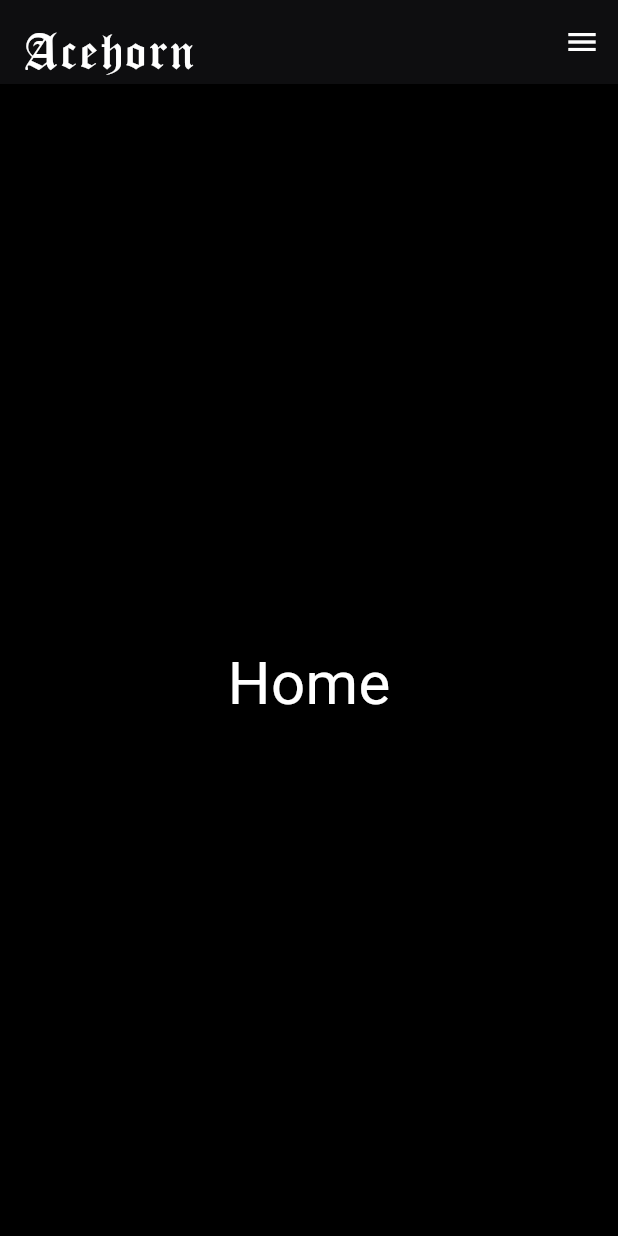
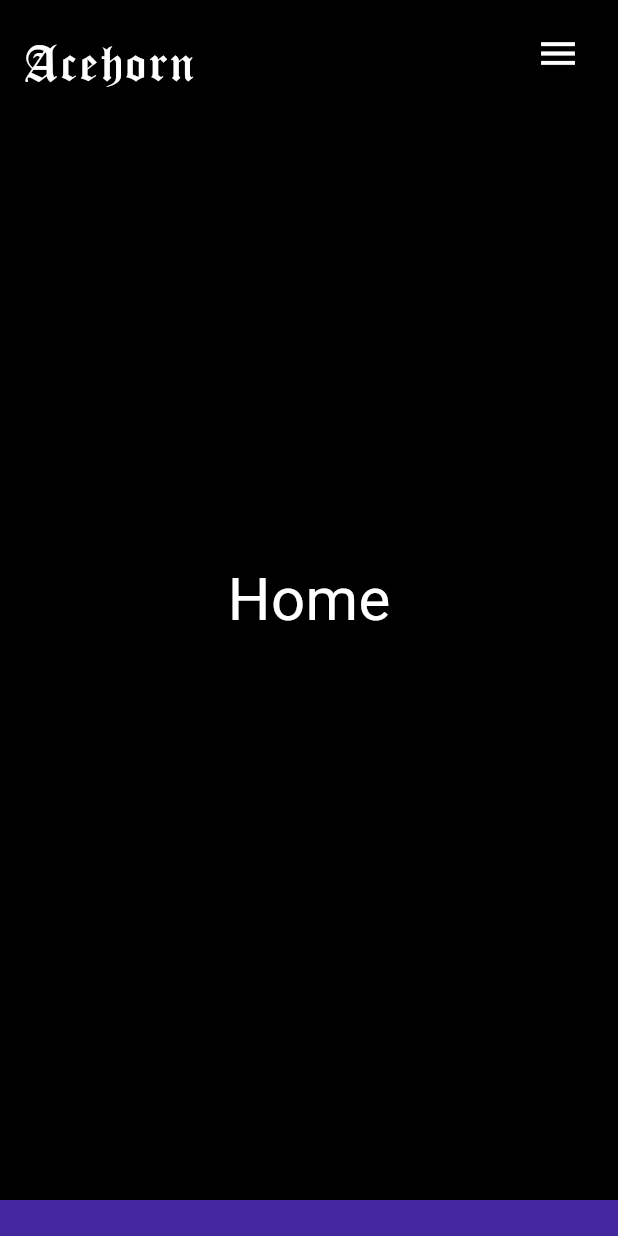
Before and after one commit to Acehorn/acehorn_web, a Flutter app: the screen it shows after launch, on a phone screen of 412 x 824 dp. Run offline on Flutter 3.47's test engine with Material 3 defaults, Android fonts, the phone set to English and light mode, and no system bars; our stand-ins replace fluro.

Commit message:
feat(MainLayout): adding mainlayout to all pages

```diff
--- a/lib/main.dart
+++ b/lib/main.dart
@@ -1,8 +1,6 @@
 import 'package:flutter/material.dart';
 import 'router/router.dart';
 import 'theme/colors.dart';
-import 'ui/widgets/side_menu.dart';
-
 void main() {
   AppRouter.setupRouter();
   runApp(const AcehornApp());
--- a/lib/ui/home_page.dart
+++ b/lib/ui/home_page.dart
@@ -1,9 +1,8 @@
-import 'package:acehornweb/ui/widgets/side_menu.dart';
+import 'package:acehornweb/ui/layout/main_layout.dart';
 import 'package:flutter/material.dart';
 
 class HomePage extends StatefulWidget {
   const HomePage({super.key});
-
   @override
   State<HomePage> createState() => _HomePageState();
 }
@@ -12,34 +11,16 @@ class _HomePageState extends State<HomePage> {
   final ScrollController _scrollController = ScrollController();
 
 
-
   @override
   Widget build(BuildContext context) {
-    return Scaffold(
-      endDrawer: const SideMenu(),
-      appBar: AppBar(
+    return MainLayout(
 
-        backgroundColor: Colors.transparent,
-        title: const Text('Acehorn',    style: TextStyle(
-              fontFamily: 'Old London',
-              fontSize: 36,
-              color: Colors.white,
-              letterSpacing: 2,
-            ),),
-        centerTitle: false,
-        actions: [
-          Builder(
-            builder: (context) => IconButton(
-              icon: const Icon(Icons.menu, color: Colors.white),
-              onPressed: () => Scaffold.of(context).openEndDrawer(),
-            ),
-          ),
-        ],
-      ),
-      body: SingleChildScrollView(
+      child: SingleChildScrollView(
         controller: _scrollController,
+
         child: Column(
           children: [
+
             _section(height: 800, title: 'Home', color: Colors.black),
             _section(height: 800, title: 'About', color: Colors.deepPurple.shade800),
             _section(height: 800, title: 'Music', color: Colors.deepPurple.shade900),
--- /dev/null
+++ b/lib/ui/layout/main_layout.dart
@@ -0,0 +1,30 @@
+import 'package:acehornweb/ui/widgets/floating_header.dart';
+import 'package:acehornweb/ui/widgets/side_menu.dart';
+import 'package:flutter/material.dart';
+
+class MainLayout extends StatefulWidget {
+  final Widget child;
+  const MainLayout({super.key, required this.child});
+
+  @override
+  State<MainLayout> createState() => _MainLayoutState();
+}
+
+class _MainLayoutState extends State<MainLayout> {
+  final GlobalKey<ScaffoldState> _scaffoldKey = GlobalKey<ScaffoldState>();
+
+  @override
+  Widget build(BuildContext context) {
+    return Scaffold(
+      key: _scaffoldKey,
+      endDrawer: const SideMenu(),
+      extendBodyBehindAppBar: true,
+      body: Stack(
+        children: [
+          widget.child,
+          FloatingHeader(scaffoldKey: _scaffoldKey),
+        ],
+      ),
+    );
+  }
+}
--- /dev/null
+++ b/lib/ui/widgets/floating_header.dart
@@ -0,0 +1,34 @@
+import 'package:flutter/material.dart';
+
+class FloatingHeader extends StatelessWidget {
+  final GlobalKey<ScaffoldState> scaffoldKey;
+
+  const FloatingHeader({super.key, required this.scaffoldKey});
+
+  @override
+  Widget build(BuildContext context) {
+    return Positioned(
+      top: MediaQuery.of(context).padding.top + 10, // evita notch
+      left: 16,
+      right: 16,
+      child: Row(
+        mainAxisAlignment: MainAxisAlignment.spaceBetween,
+        children: [
+          const Text(
+            'Acehorn',
+            style: TextStyle(
+              fontFamily: 'Old London',
+              fontSize: 36,
+              color: Colors.white,
+              letterSpacing: 2,
+            ),
+          ),
+          IconButton(
+            icon: const Icon(Icons.menu, color: Colors.white, size: 30),
+            onPressed: () => scaffoldKey.currentState?.openEndDrawer(),
+          ),
+        ],
+      ),
+    );
+  }
+}
```
Also changed, not shown: lib/ui/widgets/nav_bar.dart (deleted, +0 -78 lines), lib/ui/widgets/page_template.dart (+4 -8 lines).
